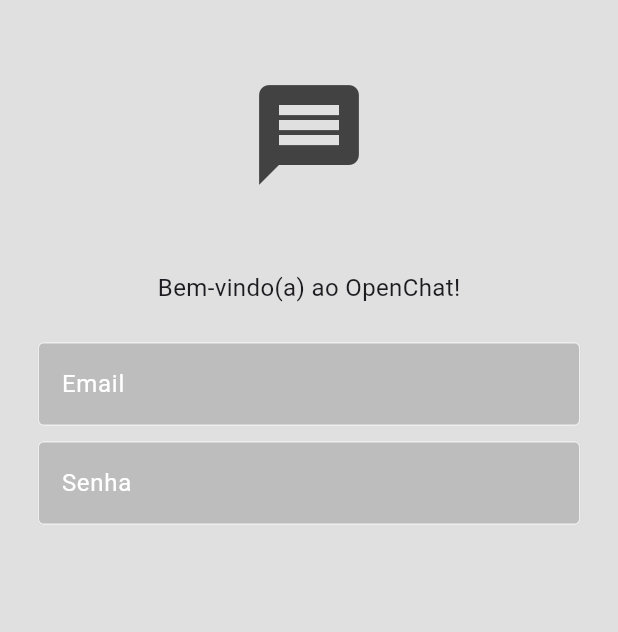
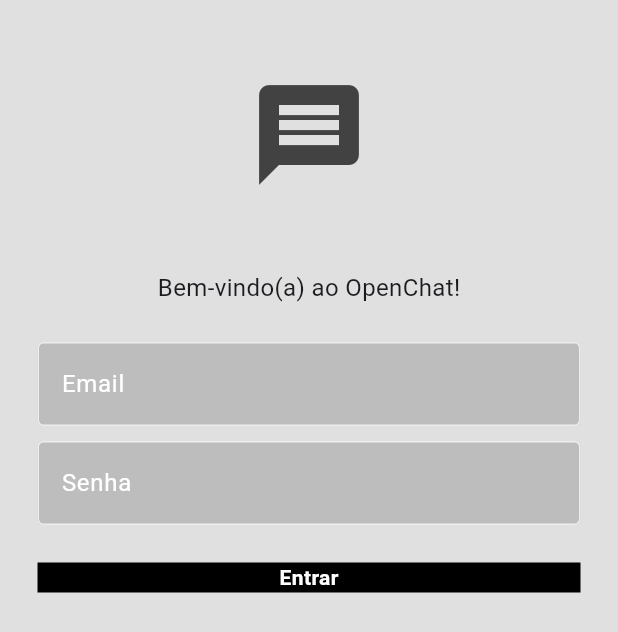
Before and after one commit to MaickonBrenner/openchat, a Flutter app: the screen it shows after launch, on a phone screen of 412 x 824 dp. Shown: the top 632 px of the screen. Run offline on Flutter 3.47's test engine with Material 3 defaults, Android fonts, the phone set to English and light mode, and no system bars.

Commit message:
Corrigindo botao

```diff
--- a/lib/components/my_button.dart
+++ b/lib/components/my_button.dart
@@ -1,12 +1,31 @@
 import 'package:flutter/material.dart';
 
 class MyButton extends StatelessWidget {
-  const MyButton({super.key});
+  final void Function()? onTap;
+  final String text;
+  const MyButton({
+    super.key,
+    required this.onTap,
+    required this.text});
 
   @override
   Widget build(BuildContext context) {
     return GestureDetector(
-
+      onTap: onTap,
+      child: Container(
+        decoration: BoxDecoration(
+          color: Colors.black,
+        ),
+        child: Center(
+          child: Text(
+            text,
+            style: TextStyle(
+              color: Colors.white,
+              fontWeight: FontWeight.bold,
+            ),
+            ),
+        ),
+      ),
     );
   }
 }
--- a/lib/components/my_text_field.dart
+++ b/lib/components/my_text_field.dart
@@ -28,9 +28,7 @@ class MyTextField extends StatelessWidget {
         fillColor: Colors.grey[400],
         filled: true,
         hintText: hintText,
-        hintStyle: const TextStyle(
-          color: Colors.white
-        ),
+        hintStyle: const TextStyle(color: Colors.white),
       ),
     );
   }
--- a/lib/pages/login_page.dart
+++ b/lib/pages/login_page.dart
@@ -1,4 +1,5 @@
 import 'package:flutter/material.dart';
+import 'package:openchat/components/my_button.dart';
 import 'package:openchat/components/my_text_field.dart';
 
 class LoginPage extends StatefulWidget {
@@ -60,7 +61,10 @@ class _LoginPage extends State<LoginPage> {
                 obscureText: true,
               ),
 
+              const SizedBox(height: 25),
+
               // Botão
+              MyButton(onTap: () {}, text: "Entrar")
             ],
           ),
         ),
```
